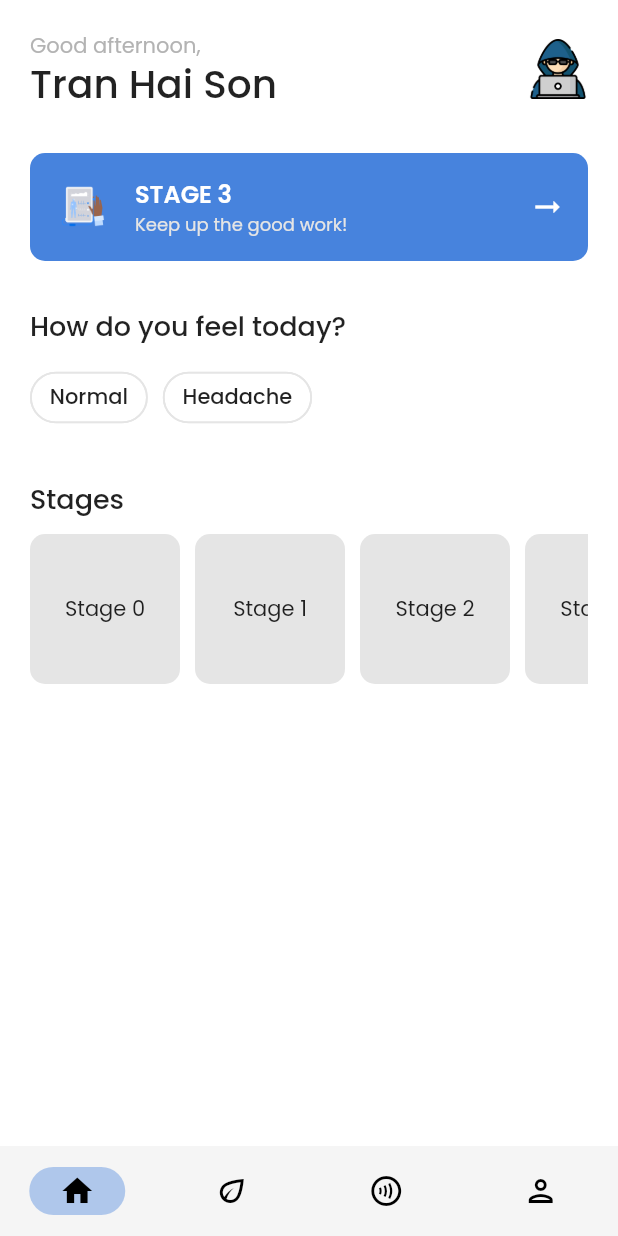
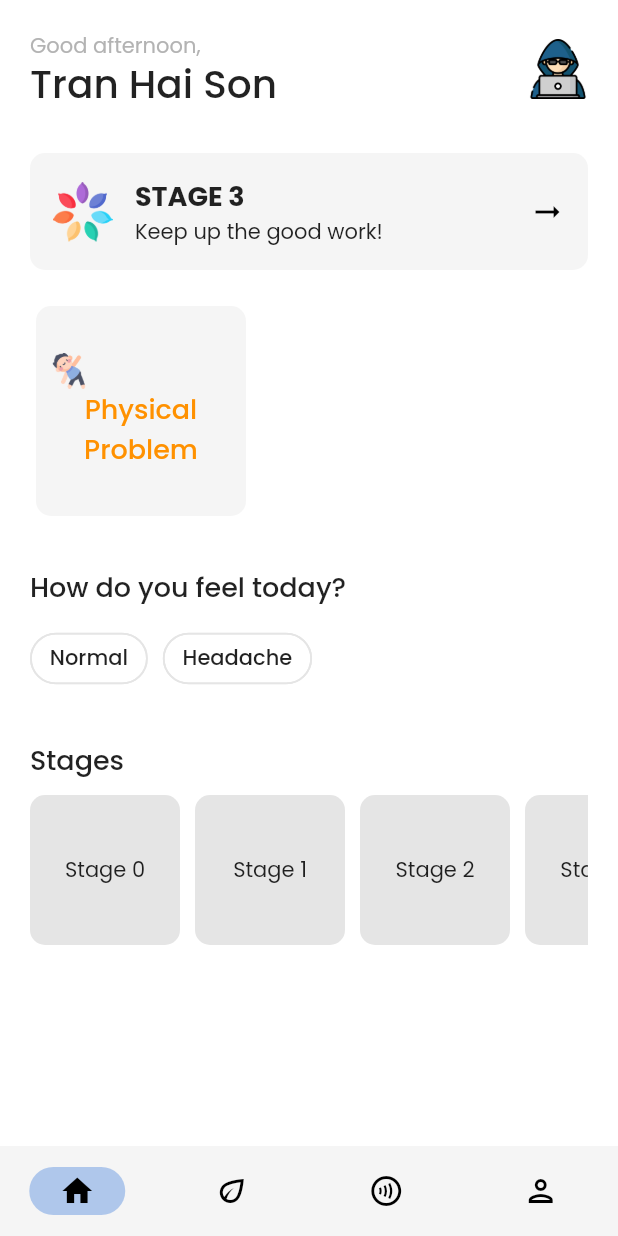
Before and after one commit to tran-haison/Covid-Overcoming, a Flutter app: the MainPage screen opened by its route, on a phone screen of 412 x 824 dp. Run offline on Flutter 3.47's test engine with Material 2 defaults, Android fonts, the phone set to English and light mode, and no system bars; drawn by our look-alikes of oktoast; our stand-ins replace either_dart, equatable, firebase_auth, firebase_core, floor, fluro and 7 more; missing offline and left inert: sp_util; accounts and stored records are empty; generated files the repository leaves out were written again; statements that could not run were skipped.

Commit message:
feat: Add colors

```diff
--- a/lib/presentation/pages/main/home/home_page.dart
+++ b/lib/presentation/pages/main/home/home_page.dart
@@ -23,6 +23,8 @@ class HomePage extends StatelessWidget {
             _buildHeader(),
             vGap30,
             _buildCardCurrentStage(),
+            vGap20,
+            _buildCardProblems(),
             vGap30,
             _buildHealthStatus(),
             vGap30,
@@ -76,7 +78,7 @@ class HomePage extends StatelessWidget {
         width: double.infinity,
         decoration: BoxDecoration(
           borderRadius: BorderRadius.circular(Dimens.radius10),
-          color: colorPrimary,
+          color: colorLightGrayBackground,
         ),
         child: Padding(
           padding: const EdgeInsets.all(Dimens.dimen15),
@@ -84,7 +86,7 @@ class HomePage extends StatelessWidget {
             crossAxisAlignment: CrossAxisAlignment.center,
             children: <Widget>[
               const CommonAssetImage(
-                imagePath: AssetPaths.imgTrackHistory,
+                imagePath: AssetPaths.imgChakra,
                 height: 40,
                 width: 40,
               ),
@@ -93,19 +95,15 @@ class HomePage extends StatelessWidget {
                 child: Column(
                   mainAxisAlignment: MainAxisAlignment.center,
                   crossAxisAlignment: CrossAxisAlignment.start,
-                  children: <Widget>[
+                  children: const <Widget>[
                     Text(
                       // TODO: get stage
                       'STAGE 3',
-                      style: textStyle16Bold.copyWith(
-                        color: colorWhite,
-                        fontWeight: FontWeight.w600,
-                      ),
+                      style: textStyle18Bold,
                     ),
-                    const Text(
+                    Text(
                       // TODO: get compliment
                       'Keep up the good work!',
-                      style: textStyle12LightGray,
                     ),
                   ],
                 ),
@@ -113,12 +111,48 @@ class HomePage extends StatelessWidget {
               hGap15,
               const Icon(
                 Icons.arrow_right_alt,
-                color: colorWhite,
+                color: colorBlack,
               ),
             ],
           ),
         ),
       ),
+    );
+  }
+
+  Widget _buildCardProblems() {
+    return Row(
+      mainAxisAlignment: MainAxisAlignment.spaceBetween,
+      children: <Widget>[
+        Card(
+          color: colorLightGrayBackground,
+          elevation: 0,
+          shape: RoundedRectangleBorder(
+            borderRadius: BorderRadius.circular(Dimens.radius10),
+          ),
+          child: SizedBox(
+            width: 140,
+            height: 140,
+            child: Padding(
+              padding: const EdgeInsets.all(Dimens.dimen10),
+              child: Column(
+                mainAxisAlignment: MainAxisAlignment.center,
+                crossAxisAlignment: CrossAxisAlignment.start,
+                children: <Widget>[
+                  const CommonAssetIcon(
+                    iconPath: AssetPaths.imgPhysicalProblem,
+                  ),
+                  Text(
+                    'Physical Problem',
+                    textAlign: TextAlign.center,
+                    style: textStyle18Medium.copyWith(color: colorOrange1),
+                  )
+                ],
+              ),
+            ),
+          ),
+        ),
+      ],
     );
   }
 
--- a/lib/presentation/widgets/common_chips.dart
+++ b/lib/presentation/widgets/common_chips.dart
@@ -29,8 +29,8 @@ class _CommonFilterChipState extends State<CommonFilterChip> {
           selected = value;
         });
       },
-      selectedColor: colorPrimary1,
-      showCheckmark: false,
+      selectedColor: colorPrimary.withOpacity(0.4),
+      showCheckmark: true,
       backgroundColor: Colors.white,
       selectedShadowColor: Colors.transparent,
       shadowColor: Colors.transparent,
--- a/lib/values/constant/asset_paths.dart
+++ b/lib/values/constant/asset_paths.dart
@@ -6,6 +6,9 @@ class AssetPaths {
   static const imgWelcome = 'assets/images/img_welcome.png';
   static const imgHacker = 'assets/images/img_hacker.png';
   static const imgTrackHistory = 'assets/images/img_track_history.png';
+  static const imgPhysicalProblem = 'assets/images/img_physical_problem.png';
+  static const imgMentalProblem = 'assets/images/img_mental_problem.png';
+  static const imgChakra = 'assets/images/img_chakra.png';
 
   /// Icons
   static const icContact = 'assets/icons/ic_contact.png';
```
Also changed, not shown: lib/values/res/colors.dart (+23 -4 lines), assets/images/img_chakra.png (added), assets/images/img_mental_problem.png (added), assets/images/img_physical_problem.png (added).
